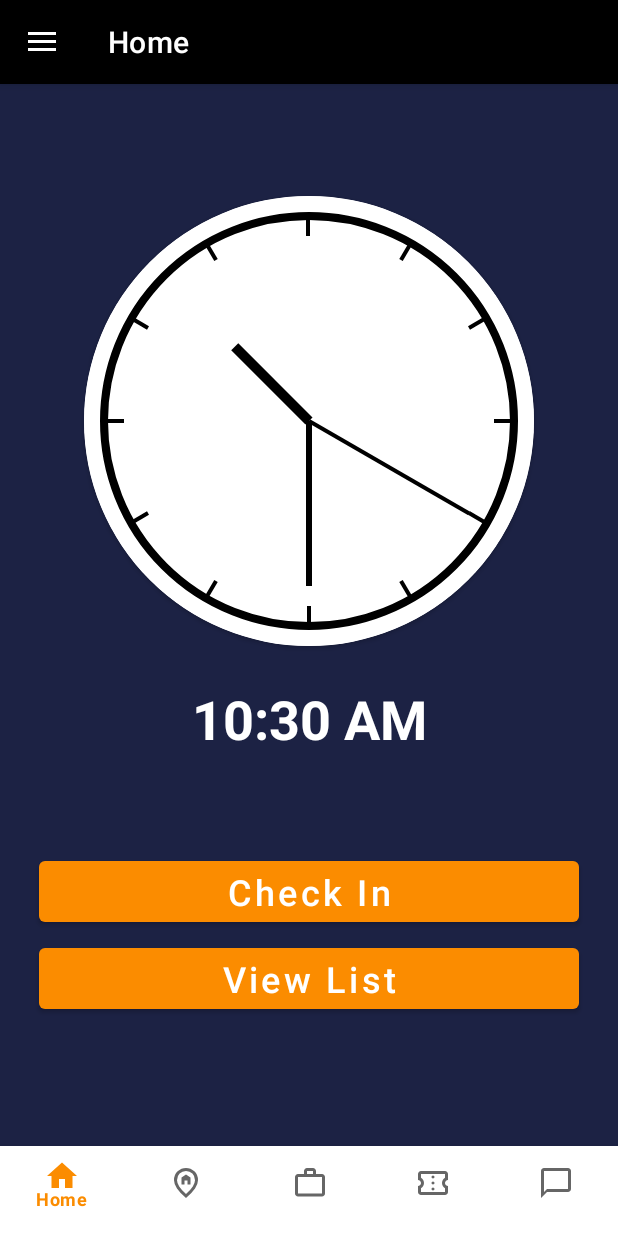
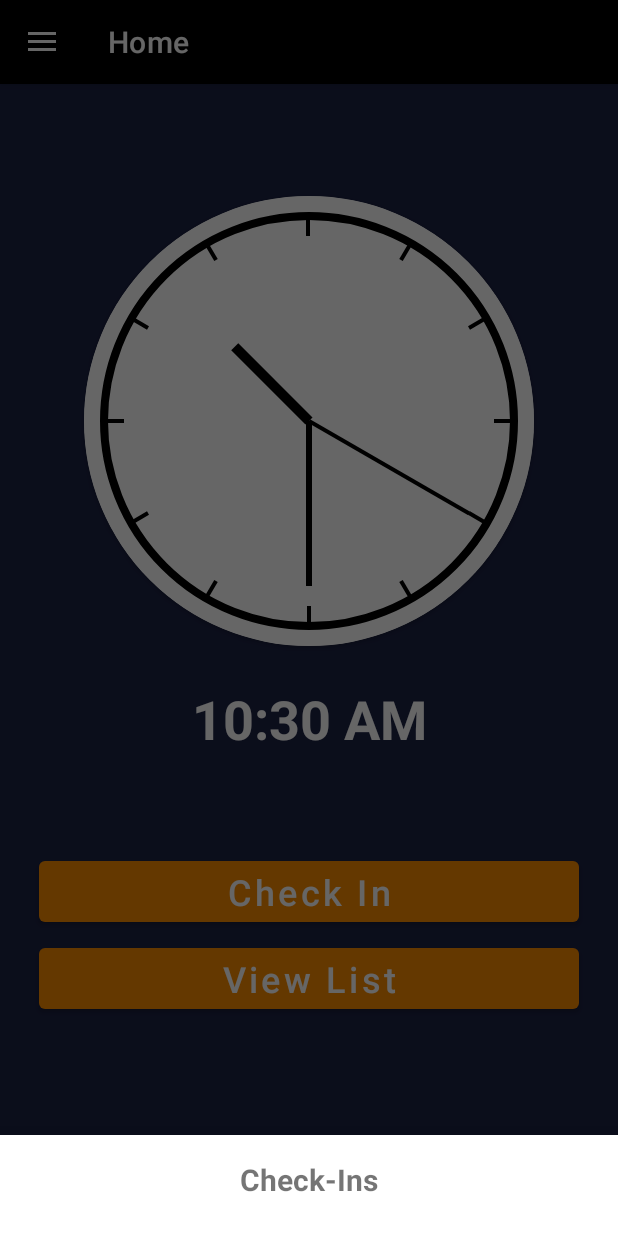
Before and after one commit to krueger100/CQMobile, an Android app: the screen it shows after launch (MainActivity), after a tap on "View List", on a phone screen of 412 x 824 dp. Run offline under Robolectric (Android 15) with nearby library versions, the phone set to English and light mode, and no system bars; our stand-ins replace Firebase (no records; nobody signed in at launch, a user with empty details on screens opened directly), navigation-ui; 1 other tap on this screen came first.

Commit message:
11/19/24 -2nd pushed

```diff
--- a/app/src/main/java/com/example/cq_mobile/ui/home/HomeFragment.java
+++ b/app/src/main/java/com/example/cq_mobile/ui/home/HomeFragment.java
@@ -7,7 +7,6 @@ import android.view.View;
 import android.view.ViewGroup;
 
 import androidx.fragment.app.Fragment;
-import androidx.fragment.app.FragmentTransaction;
 import androidx.lifecycle.ViewModelProvider;
 
 import com.example.cq_mobile.R;
@@ -16,7 +15,7 @@ import com.example.cq_mobile.ui.home.CheckInFolder.CheckInManager;
 import com.example.cq_mobile.ui.home.ClockFolder.ClockView;
 
 import com.example.cq_mobile.ui.home.ClockFolder.DigitalClockManager;
-import com.example.cq_mobile.ui.home.ViewListFolder.CheckInListFragment;
+import com.example.cq_mobile.ui.home.ViewListFolder.CheckInBottomSheetFragment;
 
 public class HomeFragment extends Fragment {
 
@@ -40,21 +39,21 @@ public class HomeFragment extends Fragment {
 
         // Initialize CheckInManager
         checkInManager = new CheckInManager(requireContext());
+
         // Set up Check In button click listener
         binding.checkIn.setOnClickListener(v -> {
             Log.d("HomeFragment", "Check-in button clicked");
             checkInManager.saveCheckIn();
         });
 
+        // Set up View List button click listener
         binding.viewlist.setOnClickListener(v -> {
             Log.d("HomeFragment", "View List button clicked");
 
-            FragmentTransaction transaction = requireActivity().getSupportFragmentManager().beginTransaction();
-            transaction.replace(R.id.fragment_container, new CheckInListFragment());
-            transaction.addToBackStack(null);
-            transaction.commit();
+            // Open BottomSheetDialogFragment
+            CheckInBottomSheetFragment bottomSheetFragment = new CheckInBottomSheetFragment();
+            bottomSheetFragment.show(getParentFragmentManager(), bottomSheetFragment.getTag());
         });
-
 
         return root;
     }
--- /dev/null
+++ b/app/src/main/java/com/example/cq_mobile/ui/home/ViewListFolder/CheckInBottomSheetFragment.java
@@ -0,0 +1,147 @@
+package com.example.cq_mobile.ui.home.ViewListFolder;
+
+import android.os.Bundle;
+import android.view.LayoutInflater;
+import android.view.View;
+import android.view.ViewGroup;
+import android.widget.TextView;
+
+import androidx.annotation.NonNull;
+import androidx.annotation.Nullable;
+import androidx.recyclerview.widget.LinearLayoutManager;
+import androidx.recyclerview.widget.RecyclerView;
+
+import com.example.cq_mobile.R;
+import com.firebase.ui.database.FirebaseRecyclerAdapter;
+import com.firebase.ui.database.FirebaseRecyclerOptions;
+import com.google.android.material.bottomsheet.BottomSheetDialogFragment;
+import com.google.firebase.database.DatabaseReference;
+import com.google.firebase.database.FirebaseDatabase;
+import com.google.firebase.database.Query;
+
+import android.util.Log;
+
+public class CheckInBottomSheetFragment extends BottomSheetDialogFragment {
+
+    private static final int PAGE_SIZE = 10; // Number of items to load per page
+    private RecyclerView recyclerView;
+    private FirebaseRecyclerAdapter<CheckInData, CheckInViewHolder> adapter;
+    private DatabaseReference databaseReference;
+    private Query currentQuery;
+    private String lastItemKey = null;
+    private boolean isLoading = false;
+
+    @Nullable
+    @Override
+    public View onCreateView(@NonNull LayoutInflater inflater, @Nullable ViewGroup container, @Nullable Bundle savedInstanceState) {
+        View view = inflater.inflate(R.layout.fragment_bottom_sheet, container, false);
+
+        recyclerView = view.findViewById(R.id.recyclerView);
+        recyclerView.setLayoutManager(new LinearLayoutManager(requireContext()));
+
+        setupRecyclerView();
+
+        return view;
+    }
+
+    private void setupRecyclerView() {
+        databaseReference = FirebaseDatabase.getInstance().getReference("CheckIn_Data");
+
+        // Initial Query to load first page
+        currentQuery = databaseReference.orderByKey().limitToFirst(PAGE_SIZE);
+
+        loadData();
+
+        // Attach scroll listener for pagination
+        recyclerView.addOnScrollListener(new RecyclerView.OnScrollListener() {
+            @Override
+            public void onScrolled(@NonNull RecyclerView recyclerView, int dx, int dy) {
+                super.onScrolled(recyclerView, dx, dy);
+                LinearLayoutManager layoutManager = (LinearLayoutManager) recyclerView.getLayoutManager();
+
+                // Check if we reached the end of the list
+                if (!isLoading && layoutManager != null && layoutManager.findLastCompletelyVisibleItemPosition() == adapter.getItemCount() - 1) {
+                    Log.d("Pagination", "Loading more data...");
+                    loadNextPage();
+                }
+            }
+        });
+    }
+
+    private void loadData() {
+        FirebaseRecyclerOptions<CheckInData> options = new FirebaseRecyclerOptions.Builder<CheckInData>()
+                .setQuery(currentQuery, CheckInData.class)
+                .build();
+
+        adapter = new FirebaseRecyclerAdapter<CheckInData, CheckInViewHolder>(options) {
+            @NonNull
+            @Override
+            public CheckInViewHolder onCreateViewHolder(@NonNull ViewGroup parent, int viewType) {
+                View itemView = LayoutInflater.from(parent.getContext())
+                        .inflate(R.layout.item_checkin, parent, false);
+                return new CheckInViewHolder(itemView);
+            }
+
+            @Override
+            protected void onBindViewHolder(@NonNull CheckInViewHolder holder, int position, @NonNull CheckInData model) {
+                holder.bind(model);
+
+                // Save the key of the last item loaded
+                if (position == getItemCount() - 1) {
+                    lastItemKey = getRef(position).getKey();
+                }
+            }
+        };
+
+        recyclerView.setAdapter(adapter);
+        adapter.startListening();
+    }
+
+    private void loadNextPage() {
+        if (lastItemKey == null) return;
+
+        isLoading = true;
+
+        // Create a query to load the next page
+        Query nextQuery = databaseReference.orderByKey().startAt(lastItemKey).limitToFirst(PAGE_SIZE + 1);
+
+        nextQuery.get().addOnCompleteListener(task -> {
+            if (task.isSuccessful() && task.getResult() != null) {
+                int itemCount = (int) task.getResult().getChildrenCount();
+
+                if (itemCount > 1) { // Exclude the duplicate key
+                    FirebaseRecyclerOptions<CheckInData> newOptions = new FirebaseRecyclerOptions.Builder<CheckInData>()
+                            .setQuery(nextQuery, CheckInData.class)
+                            .build();
+
+                    adapter.updateOptions(newOptions);
+                } else {
+                    Log.d("Pagination", "No more data to load.");
+                }
+            }
+            isLoading = false;
+        });
+    }
+
+    @Override
+    public void onStop() {
+        super.onStop();
+        adapter.stopListening();
+    }
+
+    public static class CheckInViewHolder extends RecyclerView.ViewHolder {
+        private final TextView timeTextView;
+        private final TextView dateTextView;
+
+        public CheckInViewHolder(@NonNull View itemView) {
+            super(itemView);
+            timeTextView = itemView.findViewById(R.id.timeTextView);
+            dateTextView = itemView.findViewById(R.id.dateTextView);
+        }
+
+        public void bind(CheckInData checkInData) {
+            timeTextView.setText("Time: " + checkInData.getTime());
+            dateTextView.setText("Date: " + checkInData.getDate());
+        }
+    }
+}
--- a/app/src/main/java/com/example/cq_mobile/ui/home/ViewListFolder/CheckInListFragment.java
+++ /dev/null
@@ -1,133 +0,0 @@
-package com.example.cq_mobile.ui.home.ViewListFolder;
-
-import android.os.Bundle;
-import android.view.LayoutInflater;
-import android.view.View;
-import android.view.ViewGroup;
-import android.widget.TextView;
-
-import androidx.annotation.NonNull;
-import androidx.fragment.app.Fragment;
-import androidx.recyclerview.widget.LinearLayoutManager;
-import androidx.recyclerview.widget.RecyclerView;
-
-import com.example.cq_mobile.R;
-import com.firebase.ui.database.FirebaseRecyclerAdapter;
-import com.firebase.ui.database.FirebaseRecyclerOptions;
-import com.google.firebase.database.DatabaseReference;
-import com.google.firebase.database.FirebaseDatabase;
-import com.google.firebase.database.Query;
-import com.google.firebase.database.DataSnapshot;
-
-public class CheckInListFragment extends Fragment {
-
-    private RecyclerView recyclerView;
-    private DatabaseReference databaseReference;
-    private FirebaseRecyclerAdapter<CheckInData, CheckInViewHolder> adapter;
-    private FirebaseRecyclerOptions<CheckInData> options;
-
-    private static final int PAGE_SIZE = 10; // Set your desired page size
-    private DataSnapshot lastVisible; // To keep track of the last item (DataSnapshot for Realtime Database)
-
-    @Override
-    public View onCreateView(LayoutInflater inflater, ViewGroup container, Bundle savedInstanceState) {
-        View view = inflater.inflate(R.layout.fragment_checkin_list, container, false);
-
-        recyclerView = view.findViewById(R.id.recyclerView);
-        recyclerView.setLayoutManager(new LinearLayoutManager(requireContext()));
-
-        // Initialize Firebase Database reference
-        databaseReference = FirebaseDatabase.getInstance().getReference("CheckIn_Data");
-
-        // Initial query to load the first page of data
-        Query query = databaseReference.limitToFirst(PAGE_SIZE);
-
-        options = new FirebaseRecyclerOptions.Builder<CheckInData>()
-                .setQuery(query, CheckInData.class)
-                .build();
-
-        adapter = new FirebaseRecyclerAdapter<CheckInData, CheckInViewHolder>(options) {
-            @NonNull
-            @Override
-            public CheckInViewHolder onCreateViewHolder(@NonNull ViewGroup parent, int viewType) {
-                View itemView = LayoutInflater.from(parent.getContext())
-                        .inflate(R.layout.item_checkin, parent, false);
-                return new CheckInViewHolder(itemView);
-            }
-
-            @Override
-            protected void onBindViewHolder(@NonNull CheckInViewHolder holder, int position, @NonNull CheckInData model) {
-                holder.bind(model);
-            }
-
-            @Override
-            public void onDataChanged() {
-                // Update lastVisible when data changes
-                if (getItemCount() > 0) {
-                    lastVisible = getSnapshots().getSnapshot(getItemCount() - 1);
-                }
-            }
-        };
-
-        recyclerView.setAdapter(adapter);
-
-        // Handle pagination when reaching the end of the list
-        recyclerView.addOnScrollListener(new RecyclerView.OnScrollListener() {
-            @Override
-            public void onScrolled(@NonNull RecyclerView recyclerView, int dx, int dy) {
-                super.onScrolled(recyclerView, dx, dy);
-
-                if (!recyclerView.canScrollVertically(1)) {
-                    loadNextPage();
-                }
-            }
-        });
-
-        return view;
-    }
-
-    private void loadNextPage() {
-        if (lastVisible != null) {
-            // Create a query starting from the last visible snapshot to load the next set of items
-            Query nextPageQuery = databaseReference
-                    .orderByKey() // Order by key to ensure proper pagination
-                    .startAfter(lastVisible.getKey()) // Start after the last visible item
-                    .limitToFirst(PAGE_SIZE);
-
-            FirebaseRecyclerOptions<CheckInData> newOptions = new FirebaseRecyclerOptions.Builder<CheckInData>()
-                    .setQuery(nextPageQuery, CheckInData.class)
-                    .build();
-
-            adapter.updateOptions(newOptions);
-        }
-    }
-
-    @Override
-    public void onStart() {
-        super.onStart();
-        adapter.startListening(); // Start listening for database changes
-    }
-
-    @Override
-    public void onStop() {
-        super.onStop();
-        adapter.stopListening(); // Stop listening to avoid memory leaks
-    }
-
-    // ViewHolder for Check-in items
-    public static class CheckInViewHolder extends RecyclerView.ViewHolder {
-        private final TextView timeTextView;
-        private final TextView dateTextView;
-
-        public CheckInViewHolder(@NonNull View itemView) {
-            super(itemView);
-            timeTextView = itemView.findViewById(R.id.timeTextView);
-            dateTextView = itemView.findViewById(R.id.dateTextView);
-        }
-
-        public void bind(CheckInData checkInData) {
-            timeTextView.setText("Time: " + checkInData.getTime());
-            dateTextView.setText("Date: " + checkInData.getDate());
-        }
-    }
-}
--- /dev/null
+++ b/app/src/main/res/layout/fragment_bottom_sheet.xml
@@ -0,0 +1,34 @@
+<?xml version="1.0" encoding="utf-8"?>
+<androidx.constraintlayout.widget.ConstraintLayout xmlns:android="http://schemas.android.com/apk/res/android"
+    xmlns:app="http://schemas.android.com/apk/res-auto"
+    android:layout_width="match_parent"
+    android:layout_height="match_parent">
+
+    <LinearLayout
+        android:layout_width="match_parent"
+        android:layout_height="wrap_content"
+        android:orientation="vertical"
+        android:padding="16dp"
+        app:layout_constraintBottom_toBottomOf="parent"
+        app:layout_constraintEnd_toEndOf="parent"
+        app:layout_constraintStart_toStartOf="parent"
+        app:layout_constraintTop_toTopOf="parent">
+
+        <TextView
+            android:id="@+id/title"
+            android:layout_width="match_parent"
+            android:layout_height="wrap_content"
+            android:gravity="center"
+            android:text="Check-Ins"
+            android:textSize="20sp"
+            android:textStyle="bold" />
+
+        <androidx.recyclerview.widget.RecyclerView
+            android:id="@+id/recyclerView"
+            android:layout_width="match_parent"
+            android:layout_height="match_parent"
+            android:layout_marginTop="8dp" />
+    </LinearLayout>
+
+
+</androidx.constraintlayout.widget.ConstraintLayout>
--- a/app/src/main/res/layout/fragment_checkin_list.xml
+++ /dev/null
@@ -1,18 +0,0 @@
-<?xml version="1.0" encoding="utf-8"?>
-<androidx.constraintlayout.widget.ConstraintLayout xmlns:android="http://schemas.android.com/apk/res/android"
-    xmlns:app="http://schemas.android.com/apk/res-auto"
-    xmlns:tools="http://schemas.android.com/tools"
-    android:layout_width="match_parent"
-    android:layout_height="match_parent"
-    tools:context="com.example.cq_mobile.ui.home.ViewListFolder.CheckInListFragment">
-
-    <!-- RecyclerView to display the check-in data -->
-    <androidx.recyclerview.widget.RecyclerView
-        android:id="@+id/recyclerView"
-        android:layout_width="match_parent"
-        android:layout_height="match_parent"
-        app:layout_constraintTop_toTopOf="parent"
-        app:layout_constraintBottom_toBottomOf="parent" />
-
-
-</androidx.constraintlayout.widget.ConstraintLayout>
```
